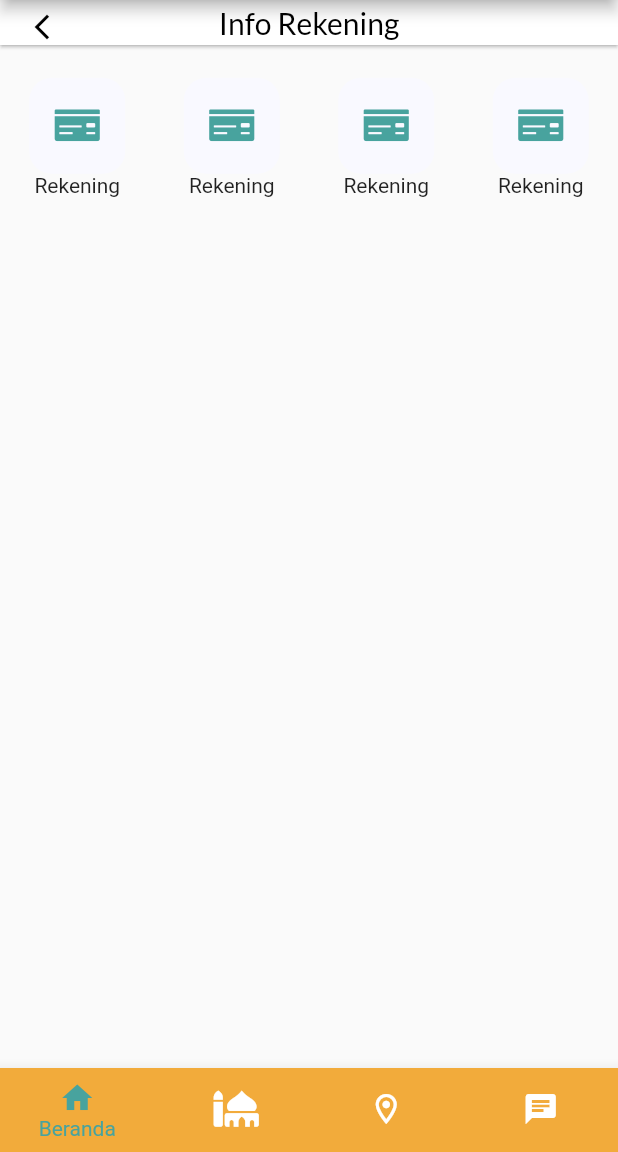
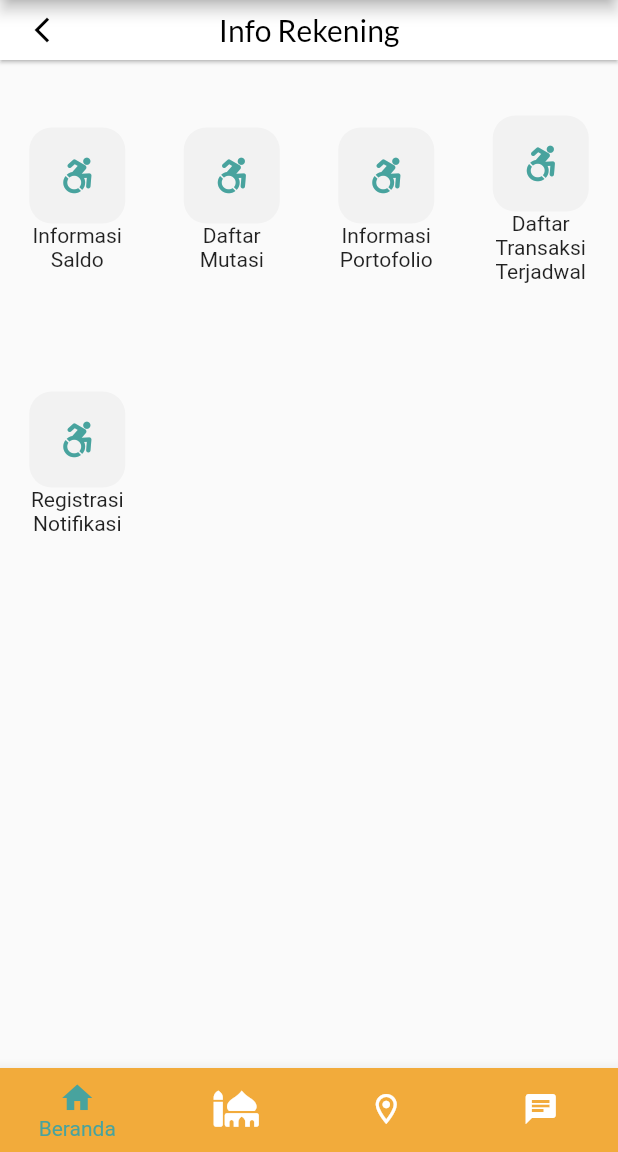
Before and after one commit to Zikruljack/Bsi-mobile-redesign, a Flutter app: the screen it shows after launch, after a tap on "Rekening", on a phone screen of 412 x 824 dp, the part 84-1236 px from its top. Run offline on Flutter 3.47's test engine with Material 2 defaults, Android fonts, the light colour scheme and no system bars; our stand-ins replace carousel_slider, font_awesome_flutter; network calls fail.

Commit message:
update new Widget and Screen

```diff
--- a/lib/Components/appBarWidget.dart
+++ b/lib/Components/appBarWidget.dart
@@ -67,7 +67,7 @@ AppBar appBarWidget() {
 
 AppBar appBarEveryPage(BuildContext context, String title) {
   return AppBar(
-    elevation: 0.9,
+    elevation: 1,
     centerTitle: true,
     title: Text(
       title,
@@ -83,10 +83,9 @@ AppBar appBarEveryPage(BuildContext context, String title) {
         color: Colors.black,
         size: 20,
       ),
-      onPressed: () =>
-          Navigator.of(context).push(FadeRoute(page: const Homepage())),
+      onPressed: () => Navigator.pop(context),
     ),
-    toolbarHeight: 30,
+    toolbarHeight: 40,
     backgroundColor: Colors.white,
   );
 }
--- /dev/null
+++ b/lib/Components/menuCardWidget.dart
@@ -0,0 +1,55 @@
+import 'package:bsi_clone/const.dart';
+import 'package:bsi_clone/routes.dart';
+import 'package:flutter/material.dart';
+
+class MenuCardWidget extends StatefulWidget {
+  final Widget page;
+  final String title;
+  final IconData icon;
+
+  const MenuCardWidget(
+      {Key? key, required this.page, required this.title, required this.icon})
+      : super(key: key);
+
+  @override
+  State<MenuCardWidget> createState() => _MenuCardWidgetState();
+}
+
+class _MenuCardWidgetState extends State<MenuCardWidget> {
+  @override
+  Widget build(BuildContext context) {
+    return GestureDetector(
+      onTap: () {
+        Navigator.push(
+          context,
+          FadeRoute(
+            page: widget.page,
+          ),
+        );
+      },
+      child: Column(
+        crossAxisAlignment: CrossAxisAlignment.center,
+        mainAxisAlignment: MainAxisAlignment.center,
+        children: [
+          Container(
+            width: 64,
+            height: 64,
+            decoration: BoxDecoration(
+              // border: Border.all(width: 2, color: primaryColor),
+              color: greyBackgroundColor,
+              borderRadius: BorderRadius.circular(15),
+            ),
+            child: Icon(
+              widget.icon,
+              color: primaryColor,
+            ),
+          ),
+          Text(
+            widget.title,
+            textAlign: TextAlign.center,
+          ),
+        ],
+      ),
+    );
+  }
+}
--- a/lib/Pages/homepage.dart
+++ b/lib/Pages/homepage.dart
@@ -19,8 +19,6 @@ class Homepage extends StatefulWidget {
 class _HomepageState extends State<Homepage> {
   var nameUser = 'Muhammad Zikrulah';
   int _current = 0;
-
-  final CarouselController _carouselController = CarouselController();
 
   @override
   Widget build(BuildContext context) {
@@ -79,15 +77,13 @@ class _HomepageState extends State<Homepage> {
     );
   }
 
-  Column sliderViewWidget(BuildContext context) {
-    return Column(
-      children: [
-        CarouselSlider(
+  CarouselSlider sliderViewWidget(BuildContext context) {
+    return CarouselSlider(
       items: imageSliders,
       options: CarouselOptions(
         autoPlay: true,
-            enlargeCenterPage: true,
-            aspectRatio: 3.0,
+        enlargeCenterPage: false,
+        aspectRatio: 2.0,
         onPageChanged: (index, reason) {
           setState(
             () {
@@ -96,28 +92,6 @@ class _HomepageState extends State<Homepage> {
           );
         },
       ),
-        ),
-        Row(
-          mainAxisAlignment: MainAxisAlignment.center,
-          children: imgList.asMap().entries.map((entry) {
-            return GestureDetector(
-              onTap: () => _carouselController.animateToPage(entry.key),
-              child: Container(
-                width: 12.0,
-                height: 12.0,
-                margin:
-                    const EdgeInsets.symmetric(vertical: 8.0, horizontal: 4.0),
-                decoration: BoxDecoration(
-                    shape: BoxShape.circle,
-                    color: (Theme.of(context).brightness == Brightness.dark
-                            ? Colors.white
-                            : Colors.black)
-                        .withOpacity(_current == entry.key ? 0.9 : 0.4)),
-              ),
-            );
-          }).toList(),
-        ),
-      ],
     );
   }
 
--- a/lib/Pages/info_rekening.dart
+++ b/lib/Pages/info_rekening.dart
@@ -1,5 +1,8 @@
 import 'package:bsi_clone/Components/appBarWidget.dart';
 import 'package:bsi_clone/Components/bottomNavBar.dart';
+import 'package:bsi_clone/Components/menuCardWidget.dart';
+import 'package:bsi_clone/Pages/informasi_saldo.dart';
+import 'package:bsi_clone/Pages/moreMenuPage.dart';
 import 'package:bsi_clone/const.dart';
 import 'package:flutter/material.dart';
 import 'package:font_awesome_flutter/font_awesome_flutter.dart';
@@ -29,115 +32,31 @@ class InfoRekening extends StatelessWidget {
       crossAxisSpacing: 20,
       primary: true,
       mainAxisSpacing: 10,
-      childAspectRatio: 0.8,
+      childAspectRatio: 0.5,
       physics: const NeverScrollableScrollPhysics(),
       shrinkWrap: true,
       padding: const EdgeInsets.all(10),
       children: [
-        GestureDetector(
-          onTap: () {},
-          child: Column(
-            crossAxisAlignment: CrossAxisAlignment.center,
-            mainAxisAlignment: MainAxisAlignment.center,
-            children: [
-              Container(
-                width: 64,
-                height: 64,
-                decoration: BoxDecoration(
-                  // border: Border.all(width: 2, color: primaryColor),
-                  color: greyBackgroundColor,
-                  borderRadius: BorderRadius.circular(15),
-                ),
-                child: const Icon(
-                  FontAwesomeIcons.moneyCheck,
-                  color: primaryColor,
-                ),
-              ),
-              const Text(
-                'Rekening',
-                textAlign: TextAlign.center,
-              ),
-            ],
-          ),
-        ),
-        GestureDetector(
-          onTap: () {},
-          child: Column(
-            crossAxisAlignment: CrossAxisAlignment.center,
-            mainAxisAlignment: MainAxisAlignment.center,
-            children: [
-              Container(
-                width: 64,
-                height: 64,
-                decoration: BoxDecoration(
-                  // border: Border.all(width: 2, color: primaryColor),
-                  color: greyBackgroundColor,
-                  borderRadius: BorderRadius.circular(15),
-                ),
-                child: const Icon(
-                  FontAwesomeIcons.moneyCheck,
-                  color: primaryColor,
-                ),
-              ),
-              const Text(
-                'Rekening',
-                textAlign: TextAlign.center,
-              ),
-            ],
-          ),
-        ),
-        GestureDetector(
-          onTap: () {},
-          child: Column(
-            crossAxisAlignment: CrossAxisAlignment.center,
-            mainAxisAlignment: MainAxisAlignment.center,
-            children: [
-              Container(
-                width: 64,
-                height: 64,
-                decoration: BoxDecoration(
-                  // border: Border.all(width: 2, color: primaryColor),
-                  color: greyBackgroundColor,
-                  borderRadius: BorderRadius.circular(15),
-                ),
-                child: const Icon(
-                  FontAwesomeIcons.moneyCheck,
-                  color: primaryColor,
-                ),
-              ),
-              const Text(
-                'Rekening',
-                textAlign: TextAlign.center,
-              ),
-            ],
-          ),
-        ),
-        GestureDetector(
-          onTap: () {},
-          child: Column(
-            crossAxisAlignment: CrossAxisAlignment.center,
-            mainAxisAlignment: MainAxisAlignment.center,
-            children: [
-              Container(
-                width: 64,
-                height: 64,
-                decoration: BoxDecoration(
-                  // border: Border.all(width: 2, color: primaryColor),
-                  color: greyBackgroundColor,
-                  borderRadius: BorderRadius.circular(15),
-                ),
-                child: const Icon(
-                  FontAwesomeIcons.moneyCheck,
-                  color: primaryColor,
-                ),
-              ),
-              const Text(
-                'Rekening',
-                textAlign: TextAlign.center,
-              ),
-            ],
-          ),
-        ),
+        MenuCardWidget(
+            page: InformasiSaldo(),
+            title: 'Informasi Saldo',
+            icon: FontAwesomeIcons.accessibleIcon),
+        MenuCardWidget(
+            page: MoreMenuPage(),
+            title: 'Daftar Mutasi',
+            icon: FontAwesomeIcons.accessibleIcon),
+        MenuCardWidget(
+            page: MoreMenuPage(),
+            title: 'Informasi Portofolio',
+            icon: FontAwesomeIcons.accessibleIcon),
+        MenuCardWidget(
+            page: MoreMenuPage(),
+            title: 'Daftar Transaksi Terjadwal',
+            icon: FontAwesomeIcons.accessibleIcon),
+        MenuCardWidget(
+            page: MoreMenuPage(),
+            title: 'Registrasi Notifikasi',
+            icon: FontAwesomeIcons.accessibleIcon),
       ],
     );
   }
--- a/lib/const.dart
+++ b/lib/const.dart
@@ -1,6 +1,7 @@
 import 'package:flutter/material.dart';
 
 const primaryColor = Color(0xFF48a39e);
+const buttonColor = Color(0xFF00ABA5);
 Color opacityPrimarycolor = primaryColor.withOpacity(0.1);
 const secondaryColor = Color(0xFFF2AB3B);
-const greyBackgroundColor = Color(0XFFF9F9FF);
+const greyBackgroundColor = Color(0XFFF2F2F2);
--- a/lib/main.dart
+++ b/lib/main.dart
@@ -15,7 +15,7 @@ class MyApp extends StatelessWidget {
     return MaterialApp(
       theme: ThemeData(
         brightness: Brightness.light,
-        primaryColor: const Color(0xFFFFFFFF),
+        primaryColor: const Color(0xFFCBCBCB),
         bottomNavigationBarTheme: const BottomNavigationBarThemeData(
           backgroundColor: secondaryColor,
           selectedItemColor: primaryColor,
```
Also changed, not shown: lib/Model/listMenuModel.dart (+6 -10 lines), lib/Pages/informasi_saldo.dart (added, +60 -0 lines), lib/Pages/moreMenuPage.dart (+32 -58 lines). Lines whose indentation alone changed are shown as unchanged.
